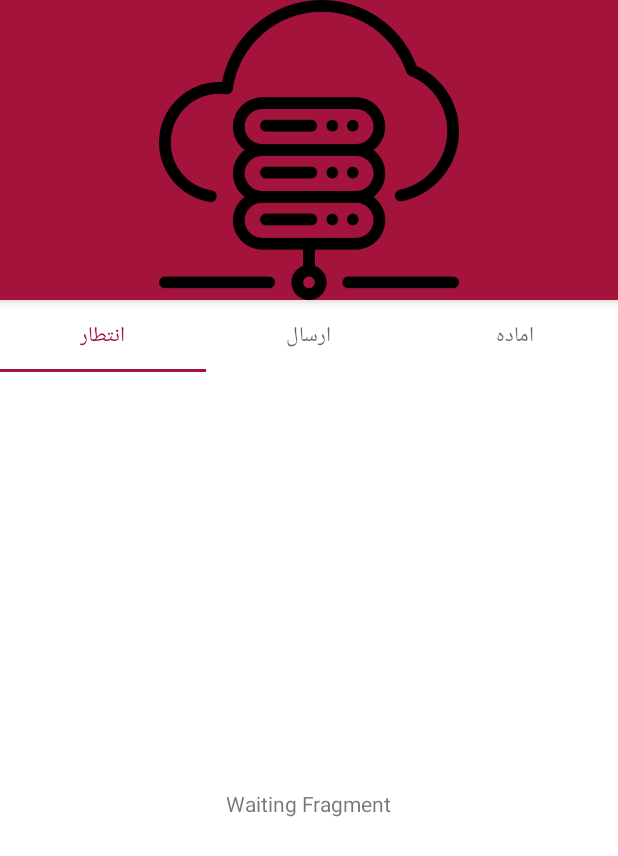
After one commit to Hesamnmt/digiKala, an Android app: the FragmentWaiting screen opened directly, with no data from a screen before it, on a phone screen of 412 x 824 dp. The commit adds this screen. Shown: the top 856 px of the screen. Run offline under Robolectric (Android 15) with nearby library versions, the phone set to English and light mode, and no system bars.

Commit message:
1st TabLayout

```diff
--- a/app/build.gradle
+++ b/app/build.gradle
@@ -48,7 +48,9 @@ dependencies {
     implementation 'androidx.lifecycle:lifecycle-livedata-ktx:2.2.0'
     implementation 'androidx.lifecycle:lifecycle-viewmodel-ktx:2.2.0'
     implementation 'androidx.legacy:legacy-support-v4:1.0.0'
- //   implementation 'com.intellij:annotations:+@jar'
+    implementation "com.google.android.material:material:1.0.0"
+
+    //   implementation 'com.intellij:annotations:+@jar'
 
 
     implementation 'com.ogaclejapan.smarttablayout:library:1.7.0@aar'
--- a/app/src/main/AndroidManifest.xml
+++ b/app/src/main/AndroidManifest.xml
@@ -9,6 +9,9 @@
         android:roundIcon="@mipmap/ic_launcher_round"
         android:supportsRtl="true"
         android:theme="@style/Theme.Digikala">
+        <activity
+            android:name=".OrderActivity"
+            android:exported="false" />
         <activity android:name=".ProfileActivity" />
         <activity android:name=".RegisterActivity" />
         <activity android:name=".shoesActivity" />
--- /dev/null
+++ b/app/src/main/java/ir/hesam/digikala/FragmentDelivered.java
@@ -0,0 +1,24 @@
+package ir.hesam.digikala;
+
+
+import android.os.Bundle;
+import android.view.LayoutInflater;
+import android.view.View;
+import android.view.ViewGroup;
+
+import androidx.annotation.Nullable;
+import androidx.fragment.app.Fragment;
+
+public class FragmentDelivered extends Fragment {
+    View view;
+    public FragmentDelivered(){
+
+    }
+
+    @Nullable
+    @Override
+    public View onCreateView(LayoutInflater inflater, @Nullable ViewGroup container, Bundle savedInstanceState) {
+        view = inflater.inflate(R.layout.delivered_fragment,container,false);
+        return view;
+    }
+}
--- /dev/null
+++ b/app/src/main/java/ir/hesam/digikala/FragmentProcessing.java
@@ -0,0 +1,24 @@
+package ir.hesam.digikala;
+
+
+import android.os.Bundle;
+import android.view.LayoutInflater;
+import android.view.View;
+import android.view.ViewGroup;
+
+import androidx.annotation.Nullable;
+import androidx.fragment.app.Fragment;
+
+public class FragmentProcessing extends Fragment {
+    View view;
+    public FragmentProcessing(){
+
+    }
+
+    @Nullable
+    @Override
+    public View onCreateView(LayoutInflater inflater, @Nullable ViewGroup container, Bundle savedInstanceState) {
+        view = inflater.inflate(R.layout.processing_fragment,container,false);
+        return view;
+    }
+}
--- /dev/null
+++ b/app/src/main/java/ir/hesam/digikala/FragmentWaiting.java
@@ -0,0 +1,25 @@
+package ir.hesam.digikala;
+
+import android.os.Bundle;
+import android.view.LayoutInflater;
+import android.view.View;
+import android.view.ViewGroup;
+
+import androidx.annotation.Nullable;
+import androidx.fragment.app.Fragment;
+
+public class FragmentWaiting extends Fragment {
+    View view;
+
+
+    public FragmentWaiting(){
+
+    }
+
+    @Nullable
+    @Override
+    public View onCreateView(LayoutInflater inflater, @Nullable ViewGroup container, Bundle savedInstanceState) {
+        view = inflater.inflate(R.layout.waiting_fragment,container,false);
+        return view;
+    }
+}
--- /dev/null
+++ b/app/src/main/java/ir/hesam/digikala/OrderActivity.java
@@ -0,0 +1,36 @@
+package ir.hesam.digikala;
+
+import androidx.appcompat.app.AppCompatActivity;
+import androidx.fragment.app.Fragment;
+import androidx.viewpager.widget.ViewPager;
+
+import android.os.Bundle;
+import android.widget.TableLayout;
+
+import com.google.android.material.appbar.AppBarLayout;
+import com.google.android.material.tabs.TabLayout;
+
+public class OrderActivity extends AppCompatActivity {
+
+    TabLayout tabLayout;
+    AppBarLayout appBarLayout;
+    ViewPager viewPager;
+
+    @Override
+    protected void onCreate(Bundle savedInstanceState) {
+        super.onCreate(savedInstanceState);
+        setContentView(R.layout.activity_order);
+
+        tabLayout = findViewById(R.id.tabLayout);
+        appBarLayout = findViewById(R.id.appBar);
+        viewPager = findViewById(R.id.view_pager);
+        ViewPagerAdapter adapter = new ViewPagerAdapter(getSupportFragmentManager());
+
+        adapter.AddFragment(new FragmentWaiting(),"انتطار");
+        adapter.AddFragment(new FragmentDelivered(),"ارسال");
+        adapter.AddFragment(new FragmentProcessing(),"اماده");
+
+        viewPager.setAdapter(adapter);
+        tabLayout.setupWithViewPager(viewPager);
+    }
+}
--- a/app/src/main/java/ir/hesam/digikala/ProfileAdapter.java
+++ b/app/src/main/java/ir/hesam/digikala/ProfileAdapter.java
@@ -54,8 +54,8 @@ public class ProfileAdapter extends RecyclerView.Adapter<ProfileAdapter.VersionV
        if ((position==0)||(position==1)||(position==2)||(position==3)||(position==4)){
 
            holder.relativeLayout_myOrder.setOnClickListener(v -> {
-            //   Intent intent = new Intent(context, OrdersActivity.class);
-            //   context.startActivity(intent);
+               Intent intent = new Intent(context, OrderActivity.class);
+               context.startActivity(intent);
            });
        }
 
--- /dev/null
+++ b/app/src/main/java/ir/hesam/digikala/ViewPagerAdapter.java
@@ -0,0 +1,45 @@
+package ir.hesam.digikala;
+
+import androidx.annotation.NonNull;
+import androidx.annotation.Nullable;
+import androidx.fragment.app.Fragment;
+import androidx.fragment.app.FragmentManager;
+import androidx.fragment.app.FragmentPagerAdapter;
+
+import java.util.ArrayList;
+import java.util.List;
+
+public class ViewPagerAdapter extends FragmentPagerAdapter {
+
+    private final List <Fragment> fragmentList = new ArrayList<>();
+    private final List <String> FragmentListItem = new ArrayList<>();
+
+
+    public ViewPagerAdapter(FragmentManager fm) {
+        super(fm);
+    }
+
+
+    @NonNull
+    @Override
+    public Fragment getItem(int position) {
+        return fragmentList.get(position);
+    }
+
+    @Override
+    public int getCount() {
+        return FragmentListItem.size();
+    }
+
+    @Nullable
+    @Override
+    public CharSequence getPageTitle(int position) {
+        return FragmentListItem.get(position);
+    }
+
+    public void AddFragment(Fragment fragment , String title){
+        fragmentList.add(fragment);
+        FragmentListItem.add(title);
+    }
+
+}
--- /dev/null
+++ b/app/src/main/res/layout/activity_order.xml
@@ -0,0 +1,43 @@
+<?xml version="1.0" encoding="utf-8"?>
+<LinearLayout xmlns:android="http://schemas.android.com/apk/res/android"
+    xmlns:app="http://schemas.android.com/apk/res-auto"
+    xmlns:tools="http://schemas.android.com/tools"
+    android:layout_width="match_parent"
+    android:layout_height="match_parent"
+    tools:context=".OrderActivity"
+    android:orientation="vertical">
+
+<com.google.android.material.appbar.AppBarLayout
+    android:layout_width="match_parent"
+    android:layout_height="200dp"
+    android:gravity="center"
+    android:elevation="0dp"
+    android:id="@+id/appBar"
+    >
+
+    <ImageView
+        android:layout_width="match_parent"
+        android:layout_height="match_parent"
+        android:src="@drawable/cloud_icon"/>
+</com.google.android.material.appbar.AppBarLayout>
+
+    <com.google.android.material.tabs.TabLayout
+        android:layout_width="match_parent"
+        android:layout_height="wrap_content"
+        android:gravity="fill"
+        android:id="@+id/tabLayout"/>
+
+
+<androidx.viewpager.widget.ViewPager
+    android:layout_width="match_parent"
+    android:layout_height="wrap_content"
+    android:id="@+id/view_pager"
+    />
+
+
+
+
+
+
+
+</LinearLayout>
--- /dev/null
+++ b/app/src/main/res/layout/waiting_fragment.xml
@@ -0,0 +1,16 @@
+<?xml version="1.0" encoding="utf-8"?>
+<RelativeLayout xmlns:android="http://schemas.android.com/apk/res/android"
+    android:orientation="vertical"
+    android:layout_width="match_parent"
+    android:layout_height="match_parent">
+
+    <TextView
+        android:layout_width="wrap_content"
+        android:layout_height="wrap_content"
+        android:layout_gravity="center"
+        android:gravity="center"
+        android:layout_centerHorizontal="true"
+        android:layout_centerVertical="true"
+        android:text="Waiting Fragment"/>
+
+</RelativeLayout>
```
Also changed, not shown: app/src/main/res/layout/activity_orders.xml (+19 -20 lines), app/src/main/res/layout/delivered_fragment.xml (added, +18 -0 lines), app/src/main/res/layout/processing_fragment.xml (added, +18 -0 lines).
